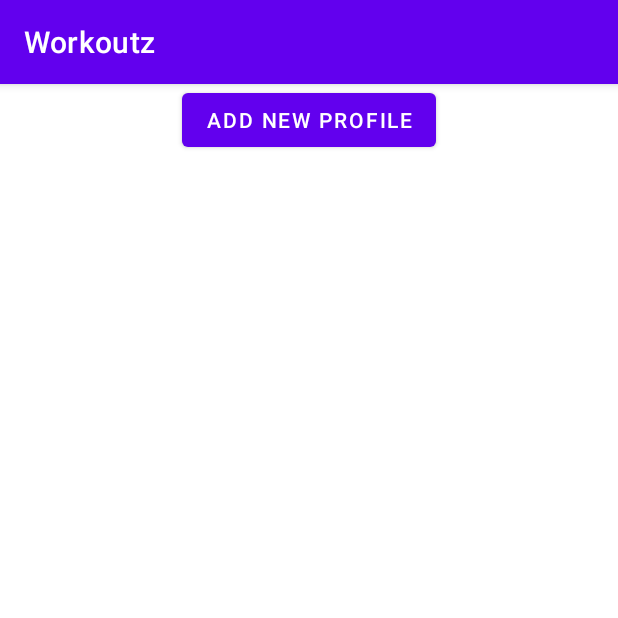
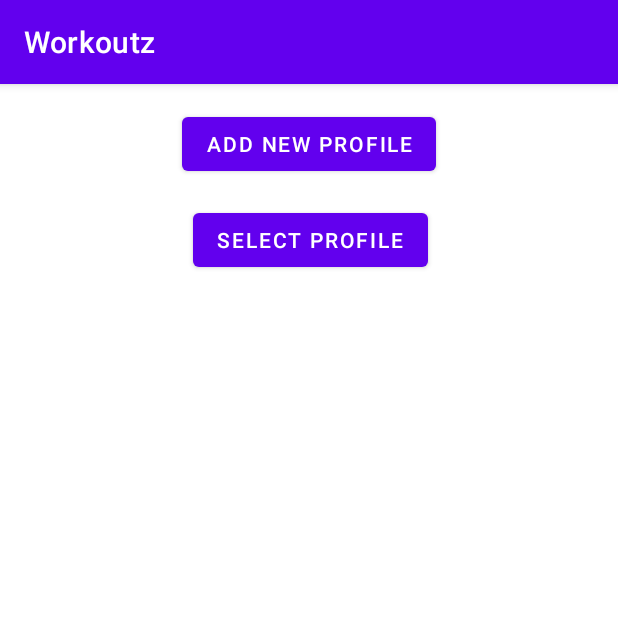
Before and after one commit to garywilki/Workoutz, an Android app: the screen it shows after launch (MainActivity), on a phone screen of 412 x 824 dp, the top half of it. Run offline under Robolectric (Android 15) with nearby library versions, the phone set to English and light mode, and no system bars.

Commit message:
Added placeholder data and methods based on our UML diagram.  Also introduced a static profileList and demonstrated how profiles can be passed to other activities by ID.

```diff
--- a/app/src/main/java/com/example/workoutz/MainActivity.java
+++ b/app/src/main/java/com/example/workoutz/MainActivity.java
@@ -2,12 +2,48 @@ package com.example.workoutz;
 
 import androidx.appcompat.app.AppCompatActivity;
 
+import android.content.Intent;
 import android.os.Bundle;
+import android.view.View;
+import android.widget.EditText;
+
+import java.util.ArrayList;
+import java.util.List;
 
 public class MainActivity extends AppCompatActivity {
+
+    public static List<Profile> profileList;
+    public static final String EXTRA_INT_PROFILEID = "com.example.scripture.PROFILEID";
 
     protected void onCreate(Bundle savedInstanceState) {
         super.onCreate(savedInstanceState);
         setContentView(R.layout.activity_main);
+        MainActivity.profileList = loadProfilesFromDevice();
+    }
+
+    public List<Profile> loadProfilesFromDevice() {
+        List<Profile> profileList = new ArrayList<>();
+        // TO DO:
+        // Load profile data from the phone
+        // Return data as a List of profiles
+        Profile profile = new Profile();
+        profile.name = "Bobby Fischer";
+        profileList.add(profile);
+        return profileList;
+    }
+
+    public void selectProfileButton(View view) {
+        // TO DO:
+        // Replace the next line with the ID of the selected profile
+        int profileID = 0;
+
+        Intent intent = new Intent(this, ProfileDashboard.class);
+        intent.putExtra(EXTRA_INT_PROFILEID, profileID);
+        startActivity(intent);
+    }
+
+    public void addNewProfileButton(View view) {
+        Intent intent = new Intent(this, NewProfile.class);
+        startActivity(intent);
     }
 }
--- /dev/null
+++ b/app/src/main/java/com/example/workoutz/Profile.java
@@ -0,0 +1,27 @@
+package com.example.workoutz;
+
+import java.util.ArrayList;
+
+public class Profile {
+
+    String name;
+    int reps;
+    int workIntervalSeconds;
+    int restIntervalSeconds;
+    int totalDays;
+    int totalTime;
+    //ArrayList<Integer> recentTimes;
+
+    public Profile() {
+
+    }
+
+    public Profile(String name, int reps, int workIntervalSeconds, int restIntervalSeconds, int totalDays, int totalTime) {
+        this.name = name;
+        this.reps = reps;
+        this.workIntervalSeconds = workIntervalSeconds;
+        this.restIntervalSeconds = restIntervalSeconds;
+        this.totalDays = totalDays;
+        this.totalTime = totalTime;
+    }
+}
--- a/app/src/main/res/layout/activity_main.xml
+++ b/app/src/main/res/layout/activity_main.xml
@@ -10,8 +10,22 @@
         android:id="@+id/addNewProfile"
         android:layout_width="wrap_content"
         android:layout_height="wrap_content"
+        android:layout_marginTop="16dp"
+        android:onClick="addNewProfileButton"
         android:text="@string/add_new_profile"
         app:layout_constraintEnd_toEndOf="parent"
         app:layout_constraintStart_toStartOf="parent"
-        tools:layout_editor_absoluteY="46dp" />
+        app:layout_constraintTop_toTopOf="parent" />
+
+    <Button
+        android:id="@+id/selectProfile"
+        android:layout_width="wrap_content"
+        android:layout_height="wrap_content"
+        android:layout_marginTop="16dp"
+        android:onClick="selectProfileButton"
+        android:text="@string/select_profile"
+        app:layout_constraintEnd_toEndOf="parent"
+        app:layout_constraintHorizontal_bias="0.504"
+        app:layout_constraintStart_toStartOf="parent"
+        app:layout_constraintTop_toBottomOf="@+id/addNewProfile" />
 </androidx.constraintlayout.widget.ConstraintLayout>
--- a/app/src/main/res/values/strings.xml
+++ b/app/src/main/res/values/strings.xml
@@ -1,4 +1,5 @@
 <resources>
     <string name="app_name">Workoutz</string>
     <string name="add_new_profile">Add New Profile</string>
+    <string name="select_profile">Select Profile</string>
 </resources>
```
Also changed, not shown: app/src/main/AndroidManifest.xml (+9 -0 lines), app/src/main/java/com/example/workoutz/NewProfile.java (added, +31 -0 lines), app/src/main/java/com/example/workoutz/ProfileDashboard.java (added, +36 -0 lines), app/src/main/java/com/example/workoutz/Workout.java (added, +27 -0 lines), app/src/main/res/layout/activity_new_profile.xml (added, +9 -0 lines), app/src/main/res/layout/activity_profile_dashboard.xml (added, +20 -0 lines), app/src/main/res/layout/activity_workout.xml (added, +9 -0 lines).
